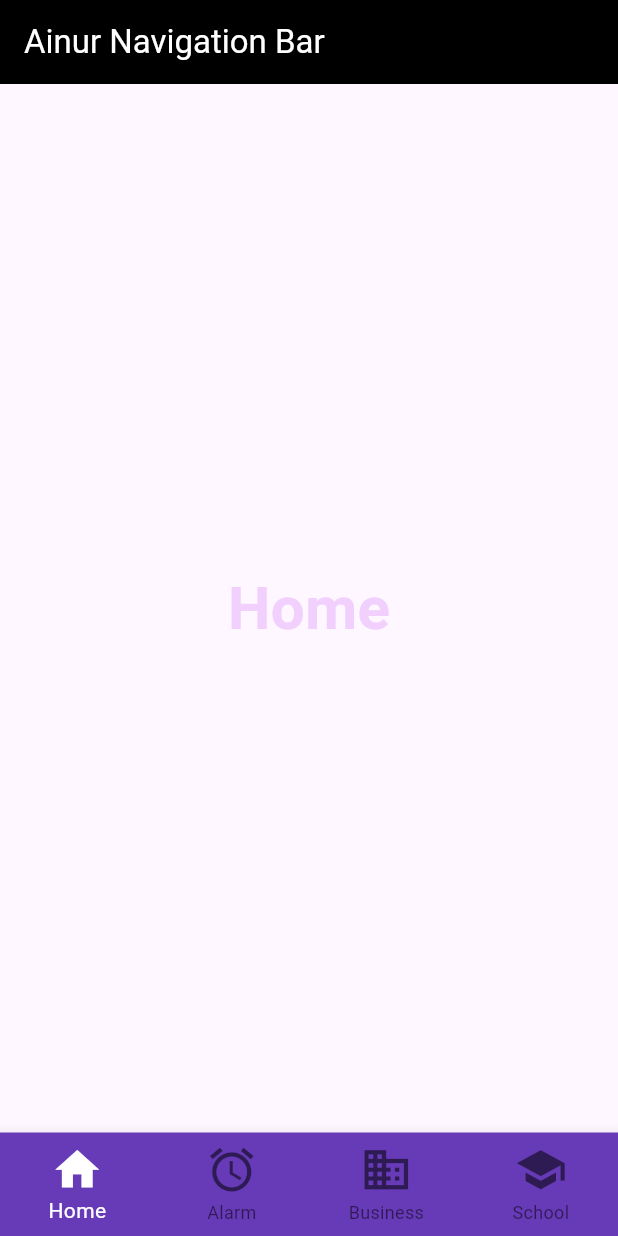
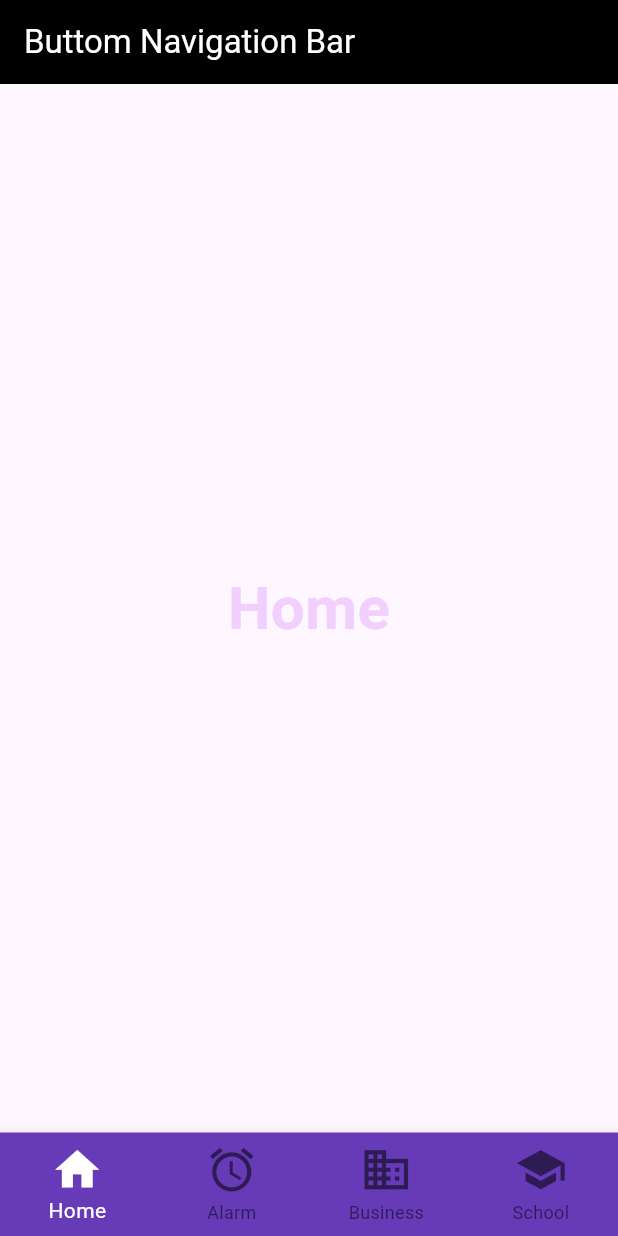
Before and after one commit to ainurxo/TMA3084_G02_103158_Lab05_Lesson07, a Flutter app: the screen it shows after launch, on a phone screen of 412 x 824 dp. Run offline on Flutter 3.47's test engine with Material 3 defaults, Android fonts, the phone set to English and light mode, and no system bars.

Commit message:
wip: save changes before switching branch

```diff
--- a/lab01/lib/main.dart
+++ b/lab01/lib/main.dart
@@ -41,7 +41,7 @@ class _BottomNaviLabState extends State<BottomNaviLab> {
   Widget build(BuildContext context) {
     return Scaffold(
       appBar: AppBar(
-        title: Text("Ainur Navigation Bar"),
+        title: Text("Buttom Navigation Bar"),
         backgroundColor: Colors.black,
         foregroundColor: Colors.white,
       ),
```
